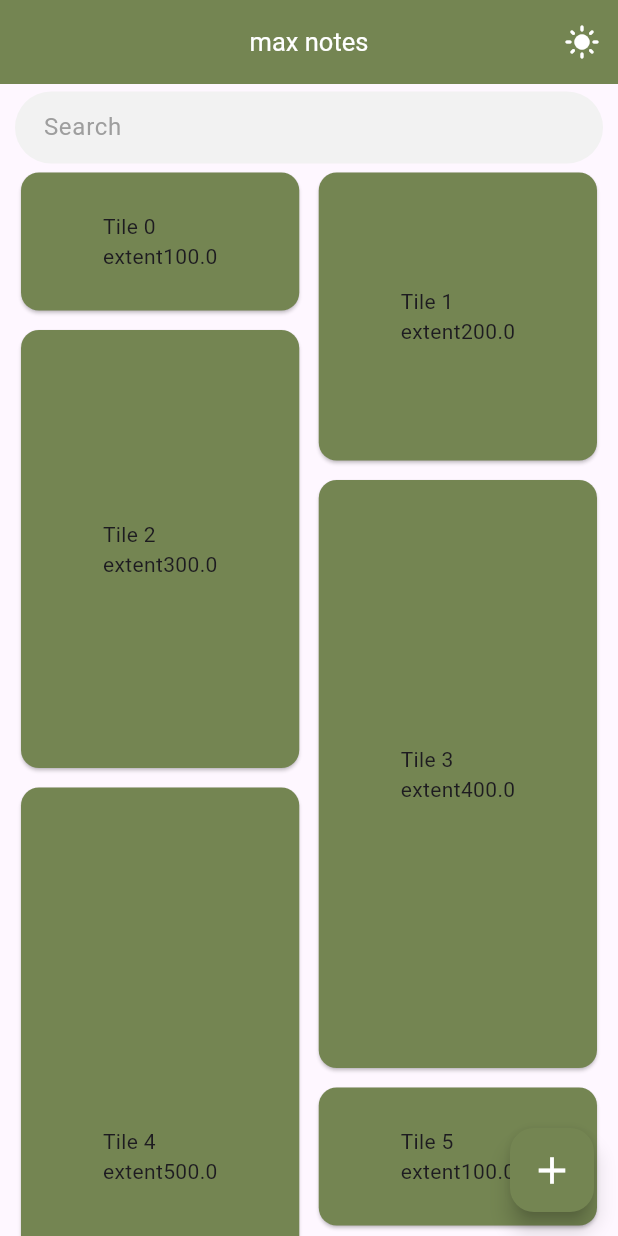
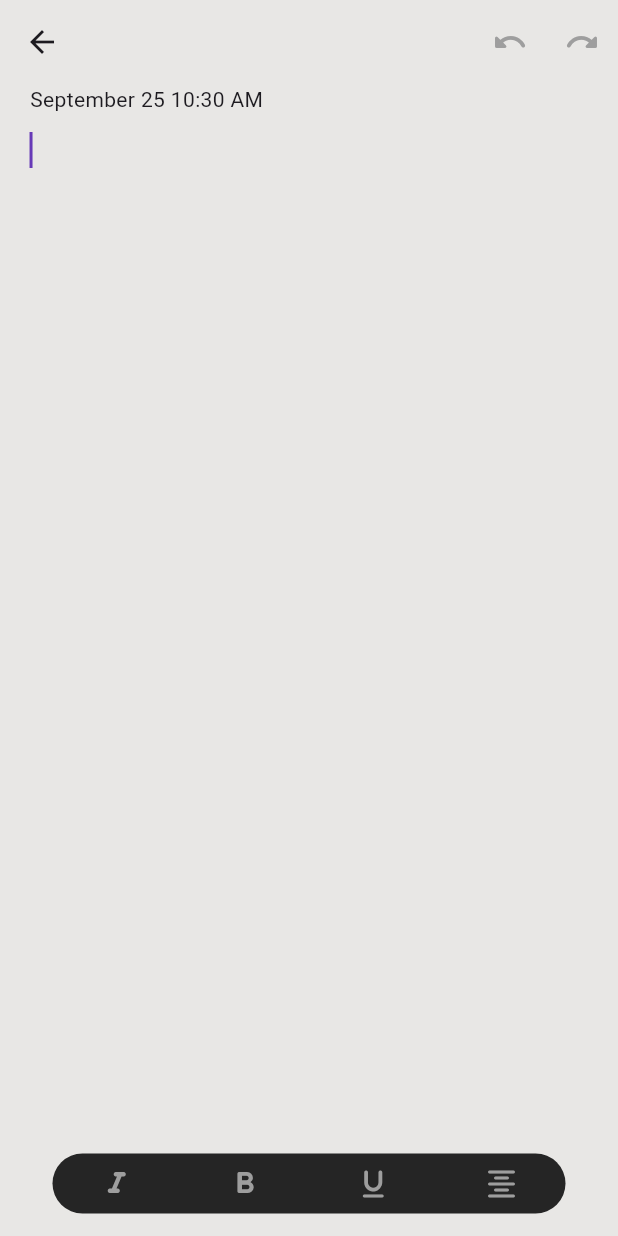
Before and after one commit to max4real/max_Notes, a Flutter app: the screen it shows after launch, after a tap on the "add" icon, on a phone screen of 412 x 824 dp. Run offline on Flutter 3.47's test engine with Material 3 defaults, Android fonts, the phone set to English and light mode, and no system bars; our stand-ins replace get, shared_preferences.

Commit message:
added note create page

```diff
--- a/lib/_servies/data_controller.dart
+++ b/lib/_servies/data_controller.dart
@@ -1,8 +1,14 @@
 import 'package:flutter/material.dart';
 import 'package:get/get.dart';
+import 'package:intl/intl.dart';
 
 class DataController extends GetxController {}
 
 void dismissKeyboard() {
   FocusManager.instance.primaryFocus?.unfocus();
 }
+
+String myDateFormat(DateTime rawDate) {
+  String formatDate = DateFormat("MMMM dd h:mm a").format(rawDate);
+  return formatDate;
+}
--- a/lib/_servies/theme_services/d_dark_theme.dart
+++ b/lib/_servies/theme_services/d_dark_theme.dart
@@ -2,6 +2,7 @@ import 'package:flutter/material.dart';
 import 'package:max_notes/_servies/theme_services/m_theme_model.dart';
 
 Color primary = const Color(0XFFF2F2F2);
+Color primaryAccent =const Color.fromARGB(255, 232, 231, 229);
 Color secondary = const Color.fromARGB(255, 116, 133, 82);
 Color background = const Color(0xFF151515);
 Color background2 = const Color(0xFF1A1A1A);
@@ -17,7 +18,7 @@ Color navi5 = const Color(0XFFD1E3F6);
 class DarkThemData {
   static ThemeModel theme = ThemeModel(
     primary: primary,
-    primaryAccent: primary,
+    primaryAccent: primaryAccent,
     secondary: secondary,
     background: background,
     background2: background2,
--- a/lib/_servies/theme_services/d_light_theme.dart
+++ b/lib/_servies/theme_services/d_light_theme.dart
@@ -2,6 +2,7 @@ import 'package:flutter/material.dart';
 import 'package:max_notes/_servies/theme_services/m_theme_model.dart';
 
 Color primary = const Color(0XFFF2F2F2);
+Color primaryAccent =const Color.fromARGB(255, 232, 231, 229);
 Color secondary = const Color(0XFFCAF477);
 Color background = const Color(0xFF151515);
 Color background2 = const Color(0xFF1A1A1A);
@@ -16,7 +17,7 @@ Color navi5 = const Color(0XFFD1E3F6);
 class LightThemeData {
   static ThemeModel theme = ThemeModel(
     primary: primary,
-    primaryAccent: primary,
+    primaryAccent: primaryAccent,
     secondary: secondary,
     background: background,
     background2: background2,
--- a/lib/modules/home_page/v_home_page.dart
+++ b/lib/modules/home_page/v_home_page.dart
@@ -3,6 +3,7 @@ import 'package:flutter_staggered_grid_view/flutter_staggered_grid_view.dart';
 import 'package:max_notes/_servies/theme_services/w_custon_theme_builder.dart';
 import 'package:max_notes/modules/home_page/c_home_page.dart';
 import 'package:get/get.dart';
+import 'package:max_notes/modules/note_create/v_note_create.dart';
 
 import '../../_servies/data_controller.dart';
 
@@ -34,7 +35,9 @@ class HomePage extends StatelessWidget {
             ],
           ),
           floatingActionButton: FloatingActionButton(
-            onPressed: () {},
+            onPressed: () {
+              Get.to(() => const NoteCreatePage());
+            },
             backgroundColor: theme.secondary,
             child: Icon(
               Icons.add,
@@ -74,9 +77,9 @@ class HomePage extends StatelessWidget {
                 Expanded(
                   child: MasonryGridView.count(
                     crossAxisCount: 2, //colum count
-                    mainAxisSpacing: 5,
-                    crossAxisSpacing: 5,
-                    itemCount: 10, //item count
+                    mainAxisSpacing: 3,
+                    crossAxisSpacing: 3,
+                    itemCount: 9, //item count
                     itemBuilder: (context, index) {
                       return Tile(
                         index: index,
@@ -110,17 +113,32 @@ class Tile extends StatelessWidget {
   Widget build(BuildContext context) {
     return MaxThemeBuilder(
       builder: (context, theme, themeController) {
-        return SizedBox(
-          height: extent,
-          child: Card(
+        return Card(
             color: theme.secondary,
-            child: Center(
-              child: Text(
-                customText ?? 'Tile $index' + '\nextent' + extent.toString(),
+            child: Padding(
+              padding: const EdgeInsets.all(20.0),
+              child: Column(
+                crossAxisAlignment: CrossAxisAlignment.start,
+                children: [
+                  const Text(
+                    "My Note",
+                    style: TextStyle(fontWeight: FontWeight.bold),
+                  ),
+                  Text(
+                    "Perfect Places " * index,
+                    // maxLines: 2,
+                    // overflow: TextOverflow.ellipsis,
+                    style: const TextStyle(
+                        fontSize: 13, color: Color.fromARGB(255, 71, 70, 70)),
+                  ),
+                  const SizedBox(height: 10),
+                  const Text(
+                    'Yesterday 7:30 PM',
+                    style: TextStyle(fontSize: 12),
+                  )
+                ],
               ),
-            ),
-          ),
-        );
+            ));
       },
     );
   }
--- a/lib/modules/note_create/c_note_create.dart
+++ b/lib/modules/note_create/c_note_create.dart
@@ -0,0 +1,33 @@
+import 'package:flutter/material.dart';
+import 'package:get/get.dart';
+import 'package:max_notes/_servies/data_controller.dart';
+
+class NoteCreateController extends GetxController {
+  late DateTime createDate;
+  TextEditingController txtData = TextEditingController();
+  final FocusNode focusNode = FocusNode();
+  final UndoHistoryController undoController = UndoHistoryController();
+
+  ValueNotifier<int> index_ = ValueNotifier(0);
+
+  @override
+  void onInit() {
+    // TODO: implement onInit
+    super.onInit();
+    initLoad();
+  }
+
+  void initLoad() {
+    createDate = DateTime.now();
+  }
+
+  @override
+  void onClose() {
+    // TODO: implement onClose
+    super.onClose();
+    print("Data : " + txtData.text);
+    print('_____________________________');
+    print(myDateFormat(createDate));
+  }
+
+}
--- a/lib/modules/note_create/v_note_create.dart
+++ b/lib/modules/note_create/v_note_create.dart
@@ -0,0 +1,152 @@
+import 'package:flutter/material.dart';
+import 'package:max_notes/_servies/data_controller.dart';
+import 'package:max_notes/_servies/theme_services/w_custon_theme_builder.dart';
+import 'package:max_notes/modules/note_create/c_note_create.dart';
+import 'package:get/get.dart';
+
+class NoteCreatePage extends StatelessWidget {
+  const NoteCreatePage({super.key});
+
+  @override
+  Widget build(BuildContext context) {
+    NoteCreateController controller = Get.put(NoteCreateController());
+    return MaxThemeBuilder(
+      builder: (context, theme, themeController) {
+        return Scaffold(
+          backgroundColor: theme.primaryAccent,
+          appBar: AppBar(
+            backgroundColor: theme.primaryAccent,
+            actions: [
+              ValueListenableBuilder<UndoHistoryValue>(
+                valueListenable: controller.undoController,
+                builder: (BuildContext context, UndoHistoryValue value,
+                    Widget? child) {
+                  return Row(
+                    children: <Widget>[
+                      IconButton(
+                        onPressed: () {
+                          controller.undoController.undo();
+                        },
+                        icon: Icon(
+                          Icons.undo_rounded,
+                          color:
+                              value.canUndo ? Colors.deepPurple : Colors.grey,
+                        ),
+                      ),
+                      IconButton(
+                        onPressed: () {
+                          controller.undoController.redo();
+                        },
+                        icon: Icon(
+                          Icons.redo_rounded,
+                          color:
+                              value.canRedo ? Colors.deepPurple : Colors.grey,
+                        ),
+                      )
+                    ],
+                  );
+                },
+              ),
+            ],
+          ),
+          body: Padding(
+              padding: const EdgeInsets.only(left: 20, right: 20),
+              child: Stack(
+                children: [
+                  Column(
+                    crossAxisAlignment: CrossAxisAlignment.start,
+                    children: [
+                      Text(
+                        myDateFormat(controller.createDate),
+                      ),
+                      Expanded(
+                        child: TextField(
+                          controller: controller.txtData,
+                          focusNode: controller.focusNode,
+                          undoController: controller.undoController,
+                          showCursor: true,
+                          autofocus: true,
+                          maxLines: null,
+                          keyboardType: TextInputType.multiline,
+                          cursorColor: Colors.deepPurple,
+                          decoration: const InputDecoration(
+                            border: InputBorder.none,
+                          ),
+                        ),
+                      ),
+                    ],
+                  ),
+                  Column(
+                    mainAxisAlignment: MainAxisAlignment.end,
+                    children: [
+                      Container(
+                        decoration: BoxDecoration(
+                          color: theme.onBackground,
+                          borderRadius: BorderRadius.circular(20),
+                        ),
+                        margin: const EdgeInsets.only(
+                          left: 15,
+                          right: 15,
+                          bottom: 15,
+                        ),
+                        height: 40,
+                        child: ValueListenableBuilder(
+                          valueListenable: controller.index_,
+                          builder: (context, value, child) {
+                            return Row(
+                              mainAxisAlignment: MainAxisAlignment.spaceAround,
+                              children: [
+                                IconButton(
+                                  isSelected: value == 0 ? true : false,
+                                  onPressed: () {
+                                    controller.index_.value = 0;
+                                  },
+                                  icon: const Icon(
+                                    Icons.format_italic_rounded,
+                                    color: Colors.grey,
+                                  ),
+                                ),
+                                IconButton(
+                                  isSelected: value == 1 ? true : false,
+                                  onPressed: () {
+                                    controller.index_.value = 0;
+                                  },
+                                  icon: const Icon(
+                                    Icons.format_bold_rounded,
+                                    color: Colors.grey,
+                                  ),
+                                ),
+                                IconButton(
+                                  isSelected: value == 2 ? true : false,
+                                  onPressed: () {
+                                    controller.index_.value = 0;
+                                  },
+                                  icon: const Icon(
+                                    Icons.format_underlined_rounded,
+                                    color: Colors.grey,
+                                  ),
+                                ),
+                                IconButton(
+                                  isSelected: value == 3 ? true : false,
+                                  onPressed: () {
+                                    controller.index_.value = 0;
+                                  },
+                                  icon: const Icon(
+                                    Icons.format_align_center_rounded,
+                                    color: Colors.grey,
+                                  ),
+                                ),
+                              ],
+                            );
+                          },
+                        ),
+                      ),
+                    ],
+                  )
+                ],
+              )),
+        );
+      },
+    );
+  }
+}
--- a/pubspec.yaml
+++ b/pubspec.yaml
@@ -12,6 +12,7 @@ dependencies:
   flutter_staggered_grid_view:
   get:
   shared_preferences: ^2.3.2
+  intl: ^0.17.0
 
 dev_dependencies:
   flutter_test:
```
Also changed, not shown: pubspec.lock.
